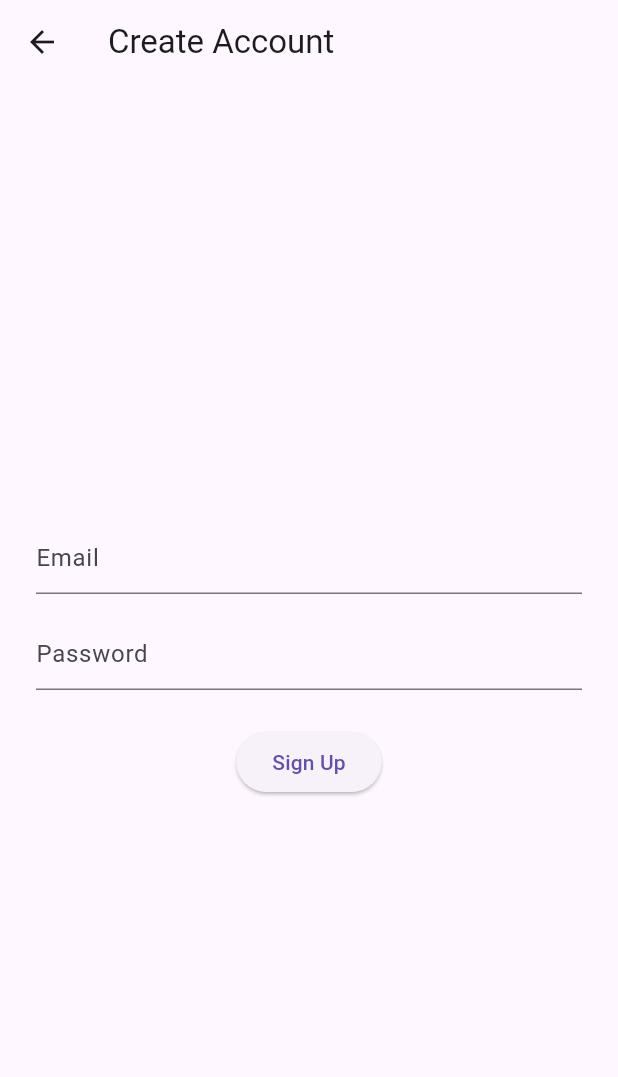
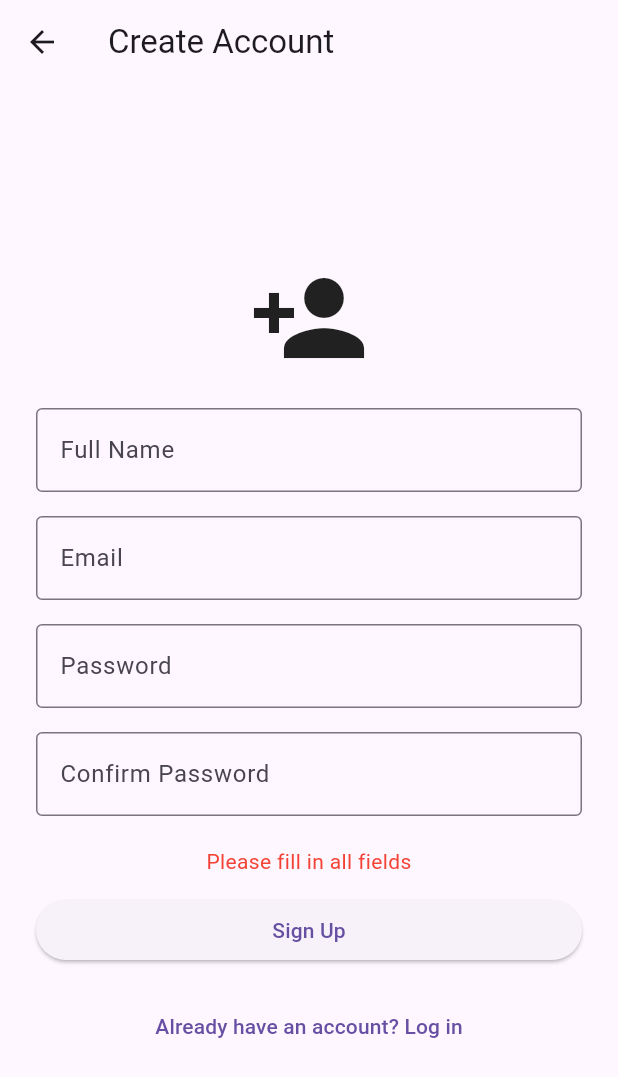
Before and after one commit to Senior-Project-Blue-Grocery/grocery-list-mobile-app, a Flutter app: the RegisterScreen screen opened directly, after a tap on "Sign Up", on a phone screen of 412 x 824 dp. Shown: the top 1077 px of the screen. Run offline on Flutter 3.47's test engine with Material 3 defaults, Android fonts, the light colour scheme and no system bars; our stand-ins replace cloud_firestore, firebase_auth, firebase_core; accounts and stored records are empty; network calls fail.

Commit message:
modified the register screen

```diff
--- a/grocery_app/lib/auth/auth_gate.dart
+++ b/grocery_app/lib/auth/auth_gate.dart
@@ -25,7 +25,8 @@ class AuthGate extends StatelessWidget {
 
         // If user is logged in → go to HomeScreen
         if (snapshot.hasData /*&& snapshot.data != null*/) {
-            return const HomeScreen();
+            //return const HomeScreen();
+            return const LoginScreen();
         } else {
             // Otherwise → show LoginScreen
             return const LoginScreen();
--- a/grocery_app/lib/main.dart
+++ b/grocery_app/lib/main.dart
@@ -34,24 +34,3 @@ class GroceryApp extends StatelessWidget {
     );
   }
 }
-
-/*
-// Decides if user is logged in
-class AuthGate extends StatelessWidget {
-  const AuthGate({super.key});
-
-  @override
-  Widget build(BuildContext context) {
-    return StreamBuilder<User?>(
-      stream: FirebaseAuth.instance.authStateChanges(),
-      builder: (context, snapshot) {
-        if (snapshot.hasData) {
-          return const HomeScreen();
-        }
-        return const LoginScreen();
-      },
-      );
-
-  }
-}
-*/
--- a/grocery_app/lib/screens/login_screen.dart
+++ b/grocery_app/lib/screens/login_screen.dart
@@ -87,7 +87,7 @@ class _LoginScreenState extends State<LoginScreen> {
                 onPressed: () {
                 Navigator.push(
                   context,
-                  MaterialPageRoute(builder: (builder) => RegisterScreen()),
+                  MaterialPageRoute(builder: (_) => const RegisterScreen()),
                   );
               }, child: const Text("Create account")),
 
--- a/grocery_app/lib/screens/register_screen.dart
+++ b/grocery_app/lib/screens/register_screen.dart
@@ -1,3 +1,4 @@
+import 'package:cloud_firestore/cloud_firestore.dart';
 import 'package:flutter/material.dart';
 import 'package:firebase_auth/firebase_auth.dart';
 import 'home_screen.dart';
@@ -10,65 +11,150 @@ class RegisterScreen extends StatefulWidget {
   State<RegisterScreen> createState() => _RegisterScreenState();
 }
 
-// Firebase instance
-final FirebaseAuth _auth = FirebaseAuth.instance;
-
 class _RegisterScreenState extends State<RegisterScreen> {
+  final nameController = TextEditingController();
   final emailController = TextEditingController();
   final passwordController = TextEditingController();
+  final confirmPasswordController = TextEditingController();
 
-  String errorMessage = '';
+  bool isLoading = false;
 
-  Future<void> signUp() async {
+  String? errorMessage;
+
+  Future<void> register() async {
+    final name = nameController.text.trim();
+    final email = emailController.text.trim();
+    final password = passwordController.text.trim();
+    final confirmPassword = confirmPasswordController.text.trim();
+
+    if (name.isEmpty || email.isEmpty || password.isEmpty || confirmPassword.isEmpty) {
+      setState(() => errorMessage = "Please fill in all fields");
+      return;
+    }
+
+    if (password != confirmPassword) {
+      setState(() => errorMessage = "Passwords do not match");
+      return;
+    }
+
     try {
-      await _auth.createUserWithEmailAndPassword(
-        email: emailController.text.trim(),
-        password: passwordController.text.trim(),
-        );
+      setState(() {
+        isLoading = true;
+        errorMessage = null;
+      });
 
+      // Create Firebase Auth user
+      final userAuth = await FirebaseAuth.instance.createUserWithEmailAndPassword(email: email,
+      password: password);
+
+      final uid = userAuth.user!.uid;
+
+      // Save profile info to Firebase
+      await FirebaseFirestore.instance.collection('users').doc(uid).set({
+        'name': name,
+        'email': email,
+        'createdAt': Timestamp.now()
+      });
+
+    } on FirebaseAuthException catch (e) {
+      setState(() => errorMessage = e.message);
+    } finally {
       if (mounted) {
-          // Move back to login
-          Navigator.pop(context);
-
+        setState(() => isLoading = false);
       }
-    } on FirebaseAuthException catch (e) {
-      setState(() {
-        errorMessage = e.message ?? 'Signup failed';
-      });
     }
   }
 
 
   @override
   Widget build(BuildContext context) {
-    final emailController = TextEditingController();
-    final passwordController = TextEditingController();
-
     return Scaffold(
       appBar: AppBar(title: const Text("Create Account")),
-      body: Padding(
+      body: Center(
+        child: SingleChildScrollView(
           padding: const EdgeInsets.all(24),
           child: Column(
-            mainAxisAlignment: MainAxisAlignment.center,
+              crossAxisAlignment: CrossAxisAlignment.stretch,
               children: [
+                const Icon(Icons.person_add, size: 80),
+                const SizedBox(height: 20),
+
+                // Name
+                TextField(
+                  controller: nameController,
+                  decoration: const InputDecoration(
+                    labelText: "Full Name",
+                    border: OutlineInputBorder()
+                    ),
+                ),
+                const SizedBox(height: 16),
+
+                // Email
                 TextField(
                   controller: emailController,
-                decoration: const InputDecoration(hintText: "Email"),
+                  keyboardType: TextInputType.emailAddress,
+                  decoration: const InputDecoration(
+                    labelText: "Email",
+                    border: OutlineInputBorder(),
+                    ),
                 ),
                 const SizedBox(height: 16),
+
+                // Password
                 TextField(
                   controller: passwordController,
                   obscureText: true,
-                decoration: const InputDecoration(hintText: "Password"),
+                  decoration: const InputDecoration(
+                    labelText: "Password",
+                    border: OutlineInputBorder(),
                     ),
-              const SizedBox(height: 24),
+                ),
+                const SizedBox(height: 16),
+
+                // Confirm Password
+                TextField(
+                  controller: confirmPasswordController,
+                  obscureText: true,
+                  decoration: const InputDecoration(
+                    labelText: "Confirm Password",
+                    border: OutlineInputBorder(),
+                    ),
+                ),
+                const SizedBox(height: 20),
+
+                if (errorMessage != null)
+                  Padding(
+                    padding: const EdgeInsets.only(bottom: 12),
+                    child: Text(
+                      errorMessage!,
+                      style: const TextStyle(color: Colors.red),
+                      textAlign: TextAlign.center,
+                    ),
+                  ),
+
+
+                // Sign up Button
                 ElevatedButton(
-                onPressed: signUp,
-                child: const Text("Sign Up"),
+                  onPressed: isLoading ? null : register,
+                  child: isLoading
+                    ? const SizedBox(
+                      height: 20,
+                      width: 20,
+                      child: CircularProgressIndicator(strokeWidth: 2),
+                    )
+                    : const Text("Sign Up"),
+                ),
+
+                const SizedBox(height: 16),
+
+                TextButton(
+                  onPressed: () => Navigator.pop(context),
+                  child: const Text("Already have an account? Log in"),
                 ),
               ],
           ),
         ),
+      )
     );
   }
 }
```
Lines whose indentation alone changed are shown as unchanged.
